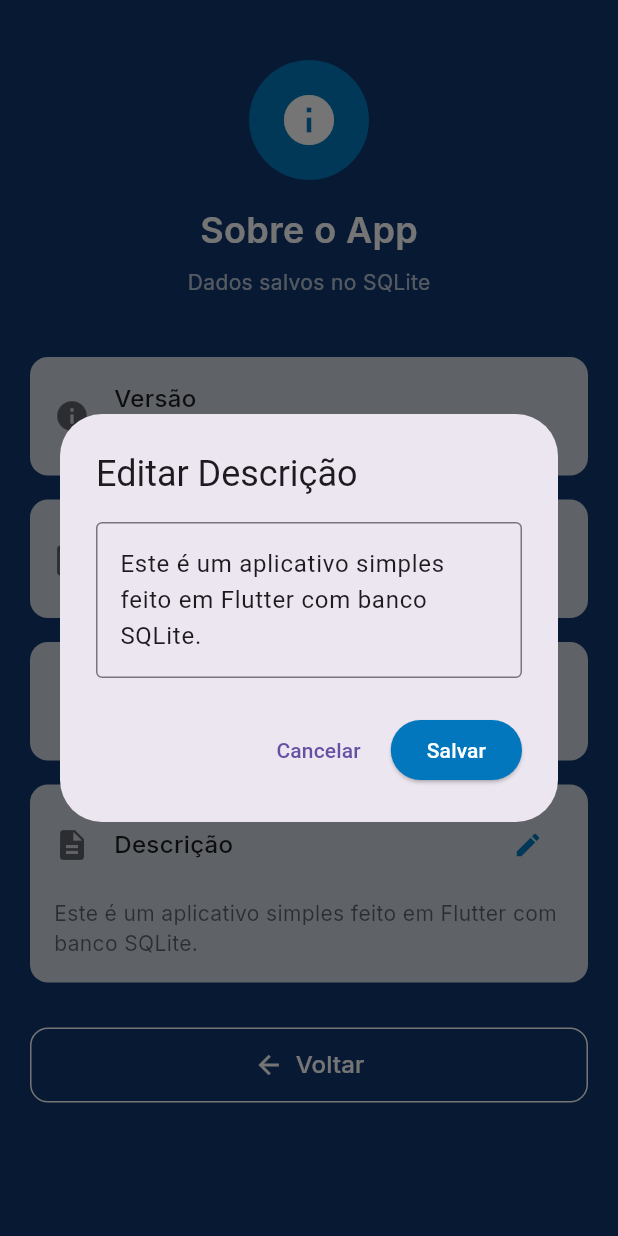
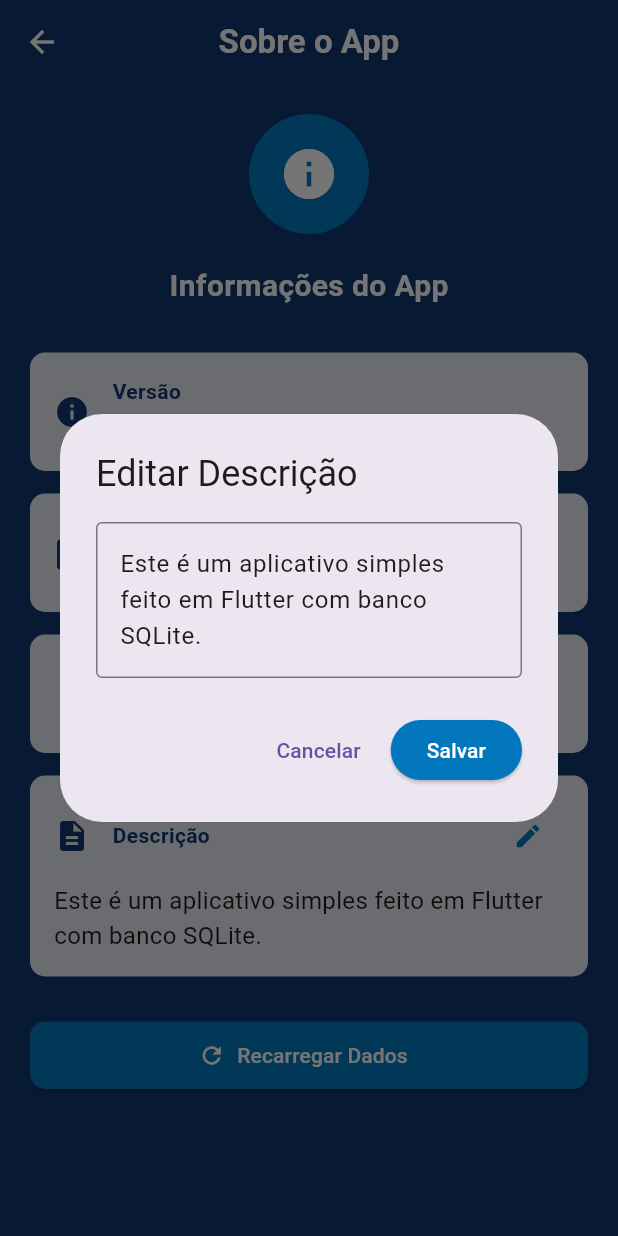
Before and after one commit to oseas08/Projeto-InspiraVida, a Flutter app: the PaginaSobre screen opened directly, after a tap on the "edit" icon, on a phone screen of 412 x 824 dp. Run offline on Flutter 3.47's test engine with Material 3 defaults, Android fonts, the phone set to English and light mode, and no system bars; our stand-ins replace google_fonts, sqflite; accounts and stored records are empty.

Commit message:
Update Sobre.dart

```diff
--- a/lib/Sobre.dart
+++ b/lib/Sobre.dart
@@ -1,5 +1,4 @@
 import 'package:flutter/material.dart';
-import 'package:google_fonts/google_fonts.dart';
 import 'package:sqflite/sqflite.dart';
 import 'package:path/path.dart' as path_helper;
 
@@ -17,7 +16,6 @@ class DadosApp {
   });
 }
 
-
 class BancoDados {
   static Database? _banco;
 
@@ -29,9 +27,10 @@ class BancoDados {
     _banco = await openDatabase(
       caminho,
       version: 1,
-      onCreate: (db, version) {
+      onCreate: (db, version) async {
+        print('Criando banco de dados...');
 
-        db.execute('''
+        await db.execute('''
           CREATE TABLE app_info (
             id INTEGER PRIMARY KEY,
             versao TEXT,
@@ -41,22 +40,23 @@ class BancoDados {
           )
         ''');
 
-
-        db.insert('app_info', {
+        await db.insert('app_info', {
           'id': 1,
           'versao': '1.0.0',
           'data_lancamento': '15/01/2024',
           'desenvolvedor': 'Seu Nome Aqui',
           'descricao': 'Este é um aplicativo simples feito em Flutter com banco SQLite.'
         });
+
+        print('Dados iniciais criados');
       },
     );
 
     return _banco!;
   }
 
-
   static Future<DadosApp> buscarDados() async {
+    try {
       final db = await _abrirBanco();
       final resultado = await db.query('app_info', where: 'id = ?', whereArgs: [1]);
 
@@ -70,24 +70,53 @@ class BancoDados {
         );
       }
 
-
+      await _criarDadosPadrao();
       return DadosApp(
         versao: '1.0.0',
         dataLancamento: '15/01/2024',
         desenvolvedor: 'Desenvolvedor',
         descricao: 'Aplicativo Flutter com SQLite',
       );
+    } catch (e) {
+      print('Erro ao buscar dados: $e');
+      rethrow;
+    }
   }
 
+  static Future<void> _criarDadosPadrao() async {
+    final db = await _abrirBanco();
+    await db.insert('app_info', {
+      'id': 1,
+      'versao': '1.0.0',
+      'data_lancamento': '15/01/2024',
+      'desenvolvedor': 'Desenvolvedor',
+      'descricao': 'Aplicativo Flutter com SQLite',
+    });
+  }
 
   static Future<void> salvarDescricao(String novaDescricao) async {
+    try {
       final db = await _abrirBanco();
+
+      final resultado = await db.query('app_info', where: 'id = ?', whereArgs: [1]);
+
+      if (resultado.isEmpty) {
+        await _criarDadosPadrao();
+      }
+
       await db.update(
         'app_info',
         {'descricao': novaDescricao},
         where: 'id = ?',
         whereArgs: [1],
       );
+
+      print('Descrição salva: $novaDescricao');
+
+    } catch (e) {
+      print('Erro ao salvar: $e');
+      rethrow;
+    }
   }
 }
 
@@ -115,17 +144,25 @@ class _PaginaSobreState extends State<PaginaSobre> {
     super.dispose();
   }
 
+  Future<void> _carregarDados() async {
+    try {
+      setState(() => carregando = true);
 
-  Future<void> _carregarDados() async {
       final dadosDoBanco = await BancoDados.buscarDados();
+
       if (mounted) {
         setState(() {
           dados = dadosDoBanco;
           carregando = false;
         });
       }
+    } catch (e) {
+      if (mounted) {
+        setState(() => carregando = false);
+        _mostrarMensagem('Erro ao carregar dados: $e', isError: true);
       }
-
+    }
+  }
 
   Future<void> _atualizarDescricao(String novaDescricao) async {
     try {
@@ -133,66 +170,51 @@ class _PaginaSobreState extends State<PaginaSobre> {
       await _carregarDados();
 
       if (mounted) {
-        ScaffoldMessenger.of(context).showSnackBar(
-          const SnackBar(
-            content: Text('Descrição salva!'),
-            backgroundColor: Colors.green,
-            duration: Duration(seconds: 2),
-          ),
-        );
+        _mostrarMensagem('Descrição salva com sucesso!');
       }
     } catch (e) {
-
       if (mounted) {
-        ScaffoldMessenger.of(context).showSnackBar(
-          SnackBar(
-            content: Text('Erro ao salvar: $e'),
-            backgroundColor: Colors.red,
-            duration: const Duration(seconds: 3),
-          ),
-        );
+        _mostrarMensagem('Erro ao salvar: $e', isError: true);
       }
     }
   }
 
-  @override
-  Widget build(BuildContext context) {
-    return SafeArea(
-      child: Scaffold(
-        backgroundColor: const Color(0xFF123870),
-        body: SingleChildScrollView(
-          padding: const EdgeInsets.all(20),
-          child: Column(
-            children: [
-              _construirCabecalho(),
-              const SizedBox(height: 40),
-
-              if (carregando)
-                const CircularProgressIndicator(color: Colors.white)
-              else ...[
-                _construirCard('Versão', dados!.versao, Icons.info),
-                const SizedBox(height: 16),
-                _construirCard('Data de Lançamento', dados!.dataLancamento, Icons.calendar_today),
-                const SizedBox(height: 16),
-                _construirCard('Desenvolvedor', dados!.desenvolvedor, Icons.person),
-                const SizedBox(height: 16),
-                _construirCardDescricao(),
-                const SizedBox(height: 30),
-                _construirBotaoVoltar(),
-              ],
-
-              const SizedBox(height: 40),
-            ],
-          ),
-        ),
+  void _mostrarMensagem(String mensagem, {bool isError = false}) {
+    ScaffoldMessenger.of(context).showSnackBar(
+      SnackBar(
+        content: Text(mensagem),
+        backgroundColor: isError ? Colors.red : Colors.green,
+        duration: const Duration(seconds: 2),
       ),
     );
   }
 
-  Widget _construirCabecalho() {
-    return Column(
+  @override
+  Widget build(BuildContext context) {
+    return Scaffold(
+      backgroundColor: const Color(0xFF123870),
+      appBar: AppBar(
+        backgroundColor: const Color(0xFF123870),
+        elevation: 0,
+        leading: IconButton(
+          onPressed: () => Navigator.pop(context),
+          icon: const Icon(Icons.arrow_back, color: Colors.white),
+        ),
+        centerTitle: true,
+        title: const Text(
+          'Sobre o App',
+          style: TextStyle(color: Colors.white, fontWeight: FontWeight.w600),
+        ),
+      ),
+      body: carregando
+        ? const Center(
+            child: CircularProgressIndicator(color: Colors.white),
+          )
+        : SingleChildScrollView(
+            padding: const EdgeInsets.all(20),
+            child: Column(
               children: [
-        const SizedBox(height: 20),
+
                 Container(
                   width: 80,
                   height: 80,
@@ -202,32 +224,87 @@ class _PaginaSobreState extends State<PaginaSobre> {
                   ),
                   child: const Icon(Icons.info, size: 40, color: Colors.white),
                 ),
-        const SizedBox(height: 16),
-        _construirTexto('Sobre o App', 24.0, FontWeight.w600, Colors.white),
-        const SizedBox(height: 8),
-        _construirTexto('Dados salvos no SQLite', 14.0, FontWeight.normal, Colors.white70),
+
+                const SizedBox(height: 20),
+
+                const Text(
+                  'Informações do App',
+                  style: TextStyle(
+                    fontSize: 20,
+                    fontWeight: FontWeight.bold,
+                    color: Colors.white,
+                  ),
+                ),
+
+                const SizedBox(height: 30),
+
+                _criarCard('Versão', dados?.versao ?? '', Icons.info),
+                const SizedBox(height: 15),
+
+                _criarCard('Data de Lançamento', dados?.dataLancamento ?? '', Icons.calendar_today),
+                const SizedBox(height: 15),
+
+                _criarCard('Desenvolvedor', dados?.desenvolvedor ?? '', Icons.person),
+                const SizedBox(height: 15),
+
+                _criarCardDescricao(),
+
+                const SizedBox(height: 30),
+
+                SizedBox(
+                  width: double.infinity,
+                  height: 45,
+                  child: ElevatedButton.icon(
+                    onPressed: _carregarDados,
+                    icon: const Icon(Icons.refresh),
+                    label: const Text('Recarregar Dados'),
+                    style: ElevatedButton.styleFrom(
+                      backgroundColor: const Color(0xFF0277BD),
+                      foregroundColor: Colors.white,
+                      shape: RoundedRectangleBorder(
+                        borderRadius: BorderRadius.circular(10),
+                      ),
+                    ),
+                  ),
+                ),
               ],
+            ),
+          ),
     );
   }
 
-  Widget _construirCard(String titulo, String valor, IconData icone) {
+  Widget _criarCard(String titulo, String valor, IconData icone) {
     return Container(
+      width: double.infinity,
+      padding: const EdgeInsets.all(16),
       decoration: BoxDecoration(
-        color: Colors.white.withOpacity(0.8),
-        borderRadius: BorderRadius.circular(12),
+        color: Colors.white.withOpacity(0.9),
+        borderRadius: BorderRadius.circular(10),
       ),
-      padding: const EdgeInsets.all(16),
       child: Row(
         children: [
-          Icon(icone, color: Colors.black54, size: 24),
-          const SizedBox(width: 16),
+          Icon(icone, color: const Color(0xFF123870), size: 24),
+          const SizedBox(width: 15),
           Expanded(
             child: Column(
               crossAxisAlignment: CrossAxisAlignment.start,
               children: [
-                _construirTexto(titulo, 16.0, FontWeight.w500, Colors.black87),
+                Text(
+                  titulo,
+                  style: const TextStyle(
+                    fontSize: 14,
+                    fontWeight: FontWeight.w600,
+                    color: Color(0xFF123870),
+                  ),
+                ),
                 const SizedBox(height: 4),
-                _construirTexto(valor, 14.0, FontWeight.normal, Colors.black54),
+                Text(
+                  valor,
+                  style: const TextStyle(
+                    fontSize: 16,
+                    color: Colors.black87,
+                  ),
+                ),
               ],
             ),
           ),
@@ -236,42 +313,56 @@ class _PaginaSobreState extends State<PaginaSobre> {
     );
   }
 
-  Widget _construirCardDescricao() {
+  Widget _criarCardDescricao() {
     return Container(
+      width: double.infinity,
+      padding: const EdgeInsets.all(16),
       decoration: BoxDecoration(
-        color: Colors.white.withOpacity(0.8),
-        borderRadius: BorderRadius.circular(12),
+        color: Colors.white.withOpacity(0.9),
+        borderRadius: BorderRadius.circular(10),
       ),
-      padding: const EdgeInsets.all(16),
       child: Column(
         crossAxisAlignment: CrossAxisAlignment.start,
         children: [
           Row(
             children: [
-              const Icon(Icons.description, color: Colors.black54, size: 24),
-              const SizedBox(width: 16),
-              Expanded(
-                child: _construirTexto('Descrição', 16.0, FontWeight.w500, Colors.black87),
+              const Icon(Icons.description, color: Color(0xFF123870), size: 24),
+              const SizedBox(width: 15),
+              const Expanded(
+                child: Text(
+                  'Descrição',
+                  style: TextStyle(
+                    fontSize: 14,
+                    fontWeight: FontWeight.w600,
+                    color: Color(0xFF123870),
+                  ),
+                ),
               ),
               IconButton(
-                onPressed: _mostrarDialogEdicao,
+                onPressed: _abrirDialogEdicao,
                 icon: const Icon(Icons.edit, color: Color(0xFF0277BD), size: 20),
               ),
             ],
           ),
-          const SizedBox(height: 12),
-          _construirTexto(dados?.descricao ?? '', 14.0, FontWeight.normal, Colors.black54),
+          const SizedBox(height: 8),
+          Text(
+            dados?.descricao ?? '',
+            style: const TextStyle(
+              fontSize: 16,
+              color: Colors.black87,
+            ),
+          ),
         ],
       ),
     );
   }
 
-  void _mostrarDialogEdicao() {
+  void _abrirDialogEdicao() {
     _controller.text = dados?.descricao ?? '';
 
     showDialog(
       context: context,
-      builder: (dialogContext) => AlertDialog(
+      builder: (context) => AlertDialog(
         title: const Text('Editar Descrição'),
         content: TextField(
           controller: _controller,
@@ -283,54 +374,26 @@ class _PaginaSobreState extends State<PaginaSobre> {
         ),
         actions: [
           TextButton(
-            onPressed: () => Navigator.pop(dialogContext),
+            onPressed: () => Navigator.pop(context),
             child: const Text('Cancelar'),
           ),
           ElevatedButton(
             onPressed: () {
-              Navigator.pop(dialogContext);
-              if (_controller.text.trim().isNotEmpty) {
-                _atualizarDescricao(_controller.text.trim());
+              Navigator.pop(context);
+              final texto = _controller.text.trim();
+              if (texto.isNotEmpty) {
+                _atualizarDescricao(texto);
+              } else {
+                _mostrarMensagem('Descrição não pode estar vazia', isError: true);
               }
             },
-            style: ElevatedButton.styleFrom(backgroundColor: const Color(0xFF0277BD)),
+            style: ElevatedButton.styleFrom(
+              backgroundColor: const Color(0xFF0277BD),
+            ),
             child: const Text('Salvar', style: TextStyle(color: Colors.white)),
           ),
         ],
       ),
     );
   }
-
-  Widget _construirBotaoVoltar() {
-    return SizedBox(
-      width: double.infinity,
-      height: 50,
-      child: OutlinedButton(
-        onPressed: () => Navigator.pop(context),
-        style: OutlinedButton.styleFrom(
-          side: const BorderSide(color: Colors.white, width: 1),
-          shape: RoundedRectangleBorder(borderRadius: BorderRadius.circular(12)),
-        ),
-        child: Row(
-          mainAxisAlignment: MainAxisAlignment.center,
-          children: [
-            const Icon(Icons.arrow_back, color: Colors.white, size: 20),
-            const SizedBox(width: 8),
-            _construirTexto('Voltar', 16.0, FontWeight.w500, Colors.white),
-          ],
-        ),
-      ),
-    );
 }
-
-  Widget _construirTexto(String texto, double tamanho, FontWeight peso, Color cor) {
-    return Text(
-      texto,
-      style: GoogleFonts.inter(
-        fontSize: tamanho,
-        fontWeight: peso,
-        color: cor,
-      ),
-    );
-  }
-}
```
Lines whose indentation alone changed are shown as unchanged.
